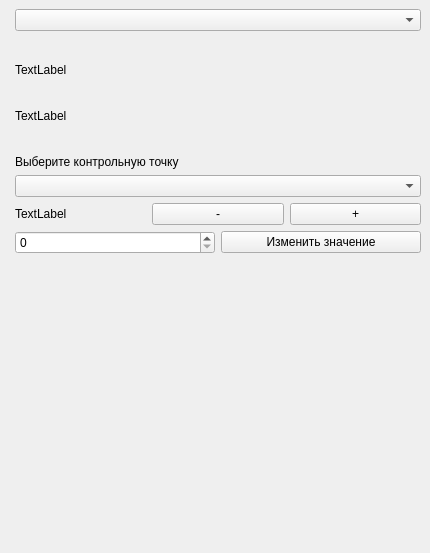
seemsclever/ControlPointsSelector, file control_point_selector_dockwidget_base.ui: the form before one commit.
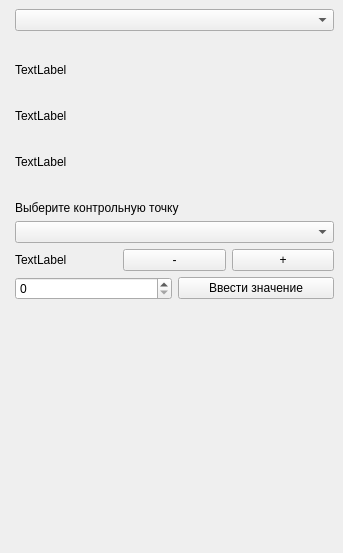
The form after the commit.

Commit message: 27.02.2025: Добавлено отображение названия площадки. Изменен принцип отображения контрольных точек в выпадающем списке.

What changed in the file:
```diff
--- a/control_point_selector_dockwidget_base.ui
+++ b/control_point_selector_dockwidget_base.ui
@@ -6,14 +6,20 @@
    <rect>
     <x>0</x>
     <y>0</y>
-    <width>430</width>
+    <width>343</width>
     <height>553</height>
    </rect>
   </property>
+  <property name="minimumSize">
+   <size>
+    <width>288</width>
+    <height>375</height>
+   </size>
+  </property>
   <property name="maximumSize">
    <size>
-    <width>1000</width>
-    <height>1000</height>
+    <width>10000</width>
+    <height>10000</height>
    </size>
   </property>
   <property name="windowTitle">
@@ -26,7 +32,7 @@
       <item row="0" column="1">
        <widget class="QComboBox" name="comboBox_objectNumber"/>
       </item>
-      <item row="1" column="1">
+      <item row="3" column="1">
        <spacer name="horizontalSpacer_4">
         <property name="orientation">
          <enum>Qt::Horizontal</enum>
@@ -39,14 +45,14 @@
         </property>
        </spacer>
       </item>
-      <item row="2" column="1">
+      <item row="4" column="1">
        <widget class="QLabel" name="label_weather_OWM">
         <property name="text">
          <string>TextLabel</string>
         </property>
        </widget>
       </item>
-      <item row="3" column="1">
+      <item row="5" column="1">
        <spacer name="horizontalSpacer_6">
         <property name="orientation">
          <enum>Qt::Horizontal</enum>
@@ -59,14 +65,14 @@
         </property>
        </spacer>
       </item>
-      <item row="4" column="1">
+      <item row="6" column="1">
        <widget class="QLabel" name="label_controlPoints">
         <property name="text">
          <string>TextLabel</string>
         </property>
        </widget>
       </item>
-      <item row="5" column="1">
+      <item row="7" column="1">
        <spacer name="horizontalSpacer_5">
         <property name="orientation">
          <enum>Qt::Horizontal</enum>
@@ -79,17 +85,17 @@
         </property>
        </spacer>
       </item>
-      <item row="6" column="1">
+      <item row="8" column="1">
        <widget class="QLabel" name="label">
         <property name="text">
          <string>Выберите контрольную точку</string>
         </property>
        </widget>
       </item>
-      <item row="7" column="1">
-       <widget class="QComboBox" name="comboBox_controlPoints"/>
-      </item>
       <item row="9" column="1">
+       <widget class="QComboBox" name="comboBox_controlPoints"/>
+      </item>
+      <item row="11" column="1">
        <layout class="QHBoxLayout" name="horizontalLayout_3">
         <item>
          <widget class="QSpinBox" name="spinBox"/>
@@ -97,13 +103,13 @@
         <item>
          <widget class="QPushButton" name="pushButton_controlPointsUpdateValue">
           <property name="text">
-           <string>Изменить значение</string>
+           <string>Ввести значение</string>
           </property>
          </widget>
         </item>
        </layout>
       </item>
-      <item row="8" column="1">
+      <item row="10" column="1">
        <layout class="QHBoxLayout" name="horizontalLayout">
         <item>
          <widget class="QLabel" name="label_pointDescription">
@@ -128,6 +134,26 @@
         </item>
        </layout>
       </item>
+      <item row="2" column="1">
+       <widget class="QLabel" name="label_nameOfObject">
+        <property name="text">
+         <string>TextLabel</string>
+        </property>
+       </widget>
+      </item>
+      <item row="1" column="1">
+       <spacer name="horizontalSpacer">
+        <property name="orientation">
+         <enum>Qt::Horizontal</enum>
+        </property>
+        <property name="sizeHint" stdset="0">
+         <size>
+          <width>40</width>
+          <height>20</height>
+         </size>
+        </property>
+       </spacer>
+      </item>
      </layout>
     </item>
    </layout>
```
Left out of the diff: 3 changed lines with no effect on the pictures. The commit also changes 1 other file.
